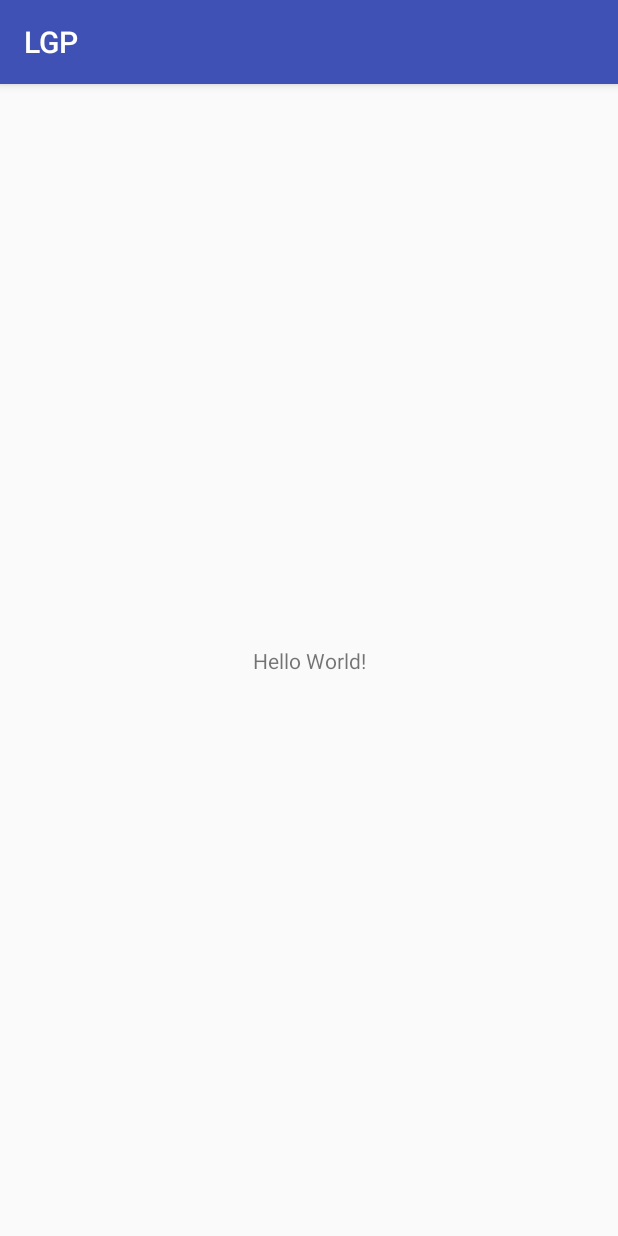
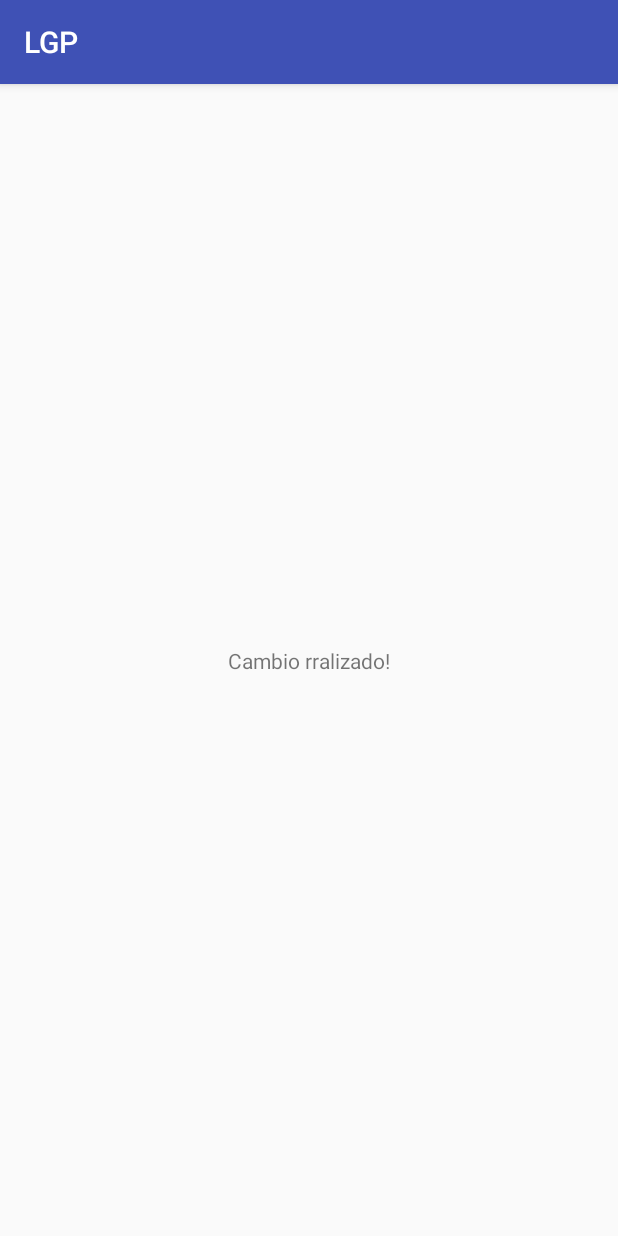
Before and after one commit to DesarrolloLPM/LGP, an Android app: the screen it shows after launch (MainActivity), on a phone screen of 412 x 824 dp. Run offline under Robolectric (Android 15) with nearby library versions, the phone set to English and light mode, and no system bars.

Commit message:
snnsbnsnsnnsnnss  s snnsns

```diff
--- a/app/src/main/res/layout/activity_main.xml
+++ b/app/src/main/res/layout/activity_main.xml
@@ -9,7 +9,7 @@
     <TextView
         android:layout_width="wrap_content"
         android:layout_height="wrap_content"
-        android:text="Hello World!"
+        android:text="Cambio rralizado!"
         app:layout_constraintBottom_toBottomOf="parent"
         app:layout_constraintLeft_toLeftOf="parent"
         app:layout_constraintRight_toRightOf="parent"
```
